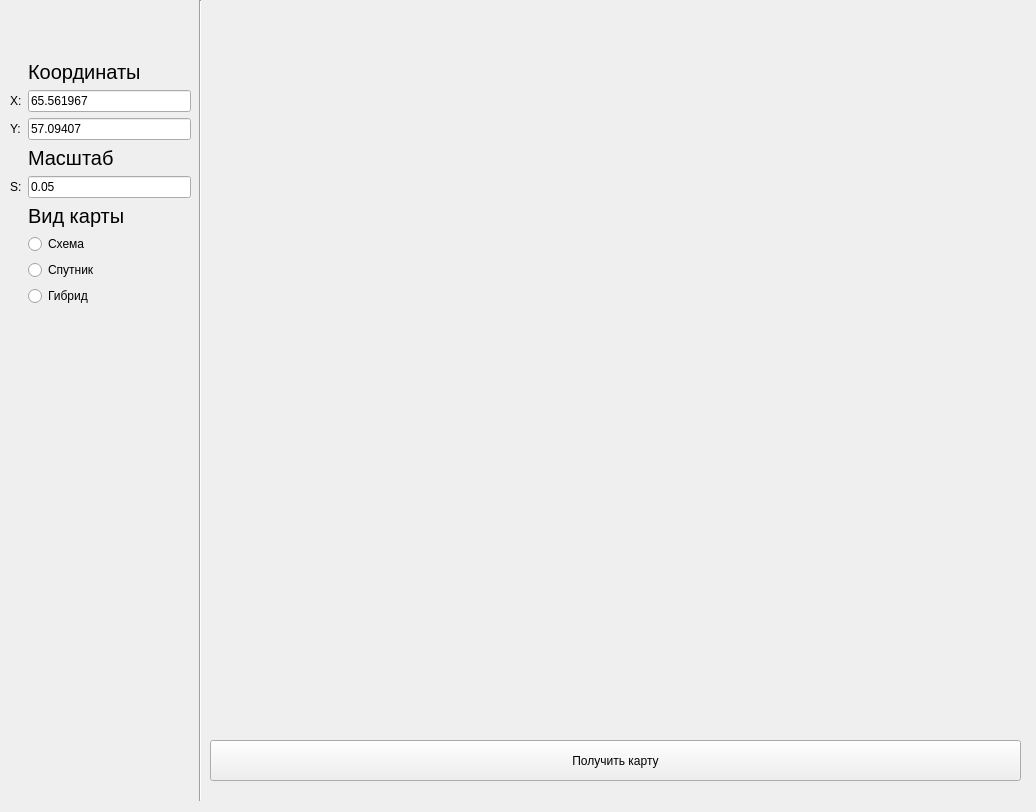
Before: the Qt Designer form untitled.ui in MariaZyryanova72/MapsAPI, drawn with Qt 5.
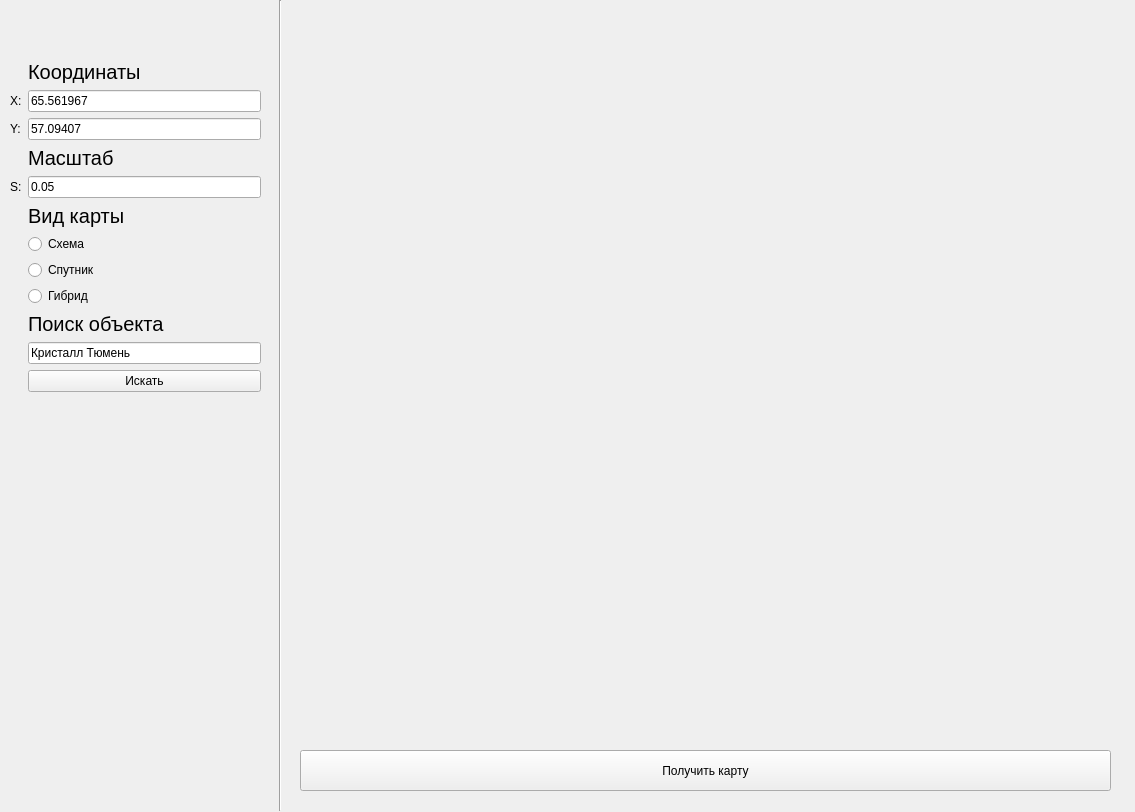
After: the same form once the commit is applied.

Commit message: + Добавлено текстовое поле, в которое можно ввести запрос для поиска объекта. + По завершению ввода(при нажатии на кнопку «Искать») найходит указанный объект, спозиционировав карту на его центральную точку, добавляет метку на карту в центральную точку объекта. + Красивый текст ошибки объекта поиска =)

The edit to the form file:
```diff
--- a/untitled.ui
+++ b/untitled.ui
@@ -6,7 +6,7 @@
    <rect>
     <x>0</x>
     <y>0</y>
-    <width>1036</width>
+    <width>1135</width>
     <height>812</height>
    </rect>
   </property>
@@ -19,8 +19,8 @@
   <widget class="QPushButton" name="pull_button">
    <property name="geometry">
     <rect>
-     <x>210</x>
-     <y>740</y>
+     <x>300</x>
+     <y>750</y>
      <width>811</width>
      <height>41</height>
     </rect>
@@ -37,8 +37,8 @@
     <rect>
      <x>10</x>
      <y>60</y>
-     <width>181</width>
-     <height>299</height>
+     <width>251</width>
+     <height>383</height>
     </rect>
    </property>
    <layout class="QFormLayout" name="formLayout">
@@ -159,15 +159,47 @@
       </property>
      </widget>
     </item>
+    <item row="9" column="1">
+     <widget class="QLabel" name="label_7">
+      <property name="font">
+       <font>
+        <pointsize>15</pointsize>
+       </font>
+      </property>
+      <property name="text">
+       <string>Поиск объекта</string>
+      </property>
+     </widget>
+    </item>
+    <item row="10" column="1">
+     <widget class="QLineEdit" name="lineEdit_obj">
+      <property name="focusPolicy">
+       <enum>Qt::ClickFocus</enum>
+      </property>
+      <property name="text">
+       <string>Кристалл Тюмень</string>
+      </property>
+     </widget>
+    </item>
+    <item row="11" column="1">
+     <widget class="QPushButton" name="button_obj">
+      <property name="focusPolicy">
+       <enum>Qt::NoFocus</enum>
+      </property>
+      <property name="text">
+       <string>Искать</string>
+      </property>
+     </widget>
+    </item>
    </layout>
   </widget>
   <widget class="Line" name="line">
    <property name="geometry">
     <rect>
-     <x>190</x>
+     <x>270</x>
      <y>0</y>
      <width>20</width>
-     <height>801</height>
+     <height>811</height>
     </rect>
    </property>
    <property name="orientation">
@@ -177,8 +209,8 @@
   <widget class="QWidget" name="verticalLayoutWidget">
    <property name="geometry">
     <rect>
-     <x>290</x>
-     <y>50</y>
+     <x>370</x>
+     <y>70</y>
      <width>651</width>
      <height>631</height>
     </rect>
```
The commit also changes 1 other file.
